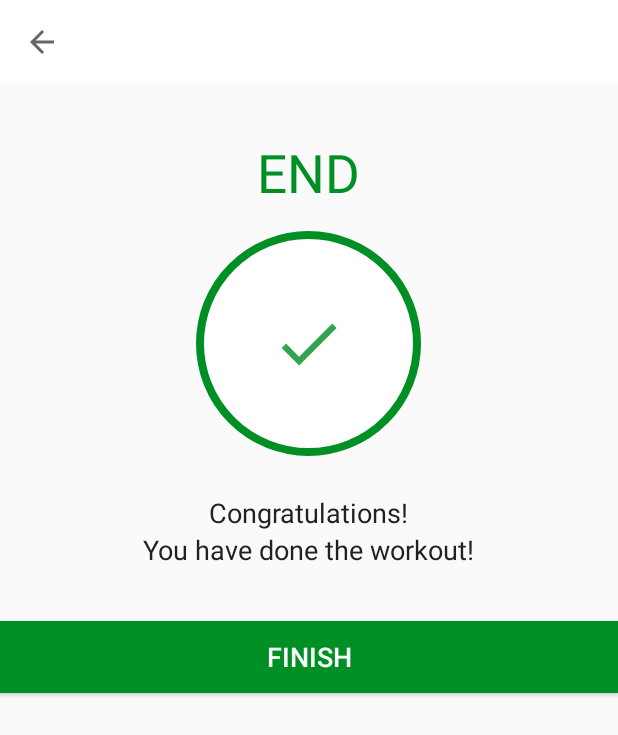
After one commit to christinayuanita/7MinuteWorkout, an Android app: the FinishActivity screen opened directly, with no data from a screen before it, on a phone screen of 412 x 824 dp. The commit adds this screen. Shown: the top 735 px of the screen. Run offline under Robolectric (Android 15) with nearby library versions, the phone set to English and light mode, and no system bars.

Commit message:
finish exercise

```diff
--- a/app/src/main/AndroidManifest.xml
+++ b/app/src/main/AndroidManifest.xml
@@ -9,10 +9,13 @@
         android:roundIcon="@mipmap/ic_launcher_round"
         android:supportsRtl="true"
         android:theme="@style/Theme.AppCompat.Light.NoActionBar">
+        <activity android:name=".FinishActivity"
+            android:screenOrientation="portrait"
+            android:theme="@style/Theme.AppCompat.Light.NoActionBar"/>
         <activity
             android:name=".ExerciseActivity"
             android:screenOrientation="portrait"
-            android:theme="@style/Theme.AppCompat.NoActionBar"/>
+            android:theme="@style/Theme.AppCompat.Light.NoActionBar" />
         <activity
             android:name=".MainActivity"
             android:screenOrientation="portrait"
--- a/app/src/main/java/com/example/a7minuteworkout/ExerciseActivity.kt
+++ b/app/src/main/java/com/example/a7minuteworkout/ExerciseActivity.kt
@@ -1,5 +1,6 @@
 package com.example.a7minuteworkout
 
+import android.content.Intent
 import android.media.MediaPlayer
 import androidx.appcompat.app.AppCompatActivity
 import android.os.Bundle
@@ -111,7 +112,9 @@
                     exerciseAdapter!!.notifyDataSetChanged()
                     setupRestView()
                 }else{
-                    Toast.makeText(this@ExerciseActivity, "Completed", Toast.LENGTH_SHORT).show()
+                    finish()
+                    val intent = Intent(this@ExerciseActivity, FinishActivity::class.java)
+                    startActivity(intent)
                 }
             }
 
--- /dev/null
+++ b/app/src/main/java/com/example/a7minuteworkout/FinishActivity.kt
@@ -0,0 +1,26 @@
+package com.example.a7minuteworkout
+
+import androidx.appcompat.app.AppCompatActivity
+import android.os.Bundle
+import kotlinx.android.synthetic.main.activity_finish.*
+
+class FinishActivity : AppCompatActivity() {
+    override fun onCreate(savedInstanceState: Bundle?) {
+        super.onCreate(savedInstanceState)
+        setContentView(R.layout.activity_finish)
+
+        setSupportActionBar(toolbar_finish_activity)
+        val actionBar = supportActionBar
+        if(actionBar != null){
+            actionBar.setDisplayHomeAsUpEnabled(true)
+        }
+
+        toolbar_finish_activity.setNavigationOnClickListener {
+            onBackPressed()
+        }
+
+        finishBtn.setOnClickListener {
+            finish()
+        }
+    }
+}
--- /dev/null
+++ b/app/src/main/res/drawable/ic_action_done.xml
@@ -0,0 +1,14 @@
+<?xml version="1.0" encoding="utf-8"?>
+<vector xmlns:android="http://schemas.android.com/apk/res/android"
+    android:width="24dp"
+    android:height="24dp"
+    android:viewportWidth="24"
+    android:viewportHeight="24"
+    android:tint="#008F24"
+    android:alpha="0.8">
+
+    <path
+        android:fillColor="#FF000000"
+        android:pathData="M9,16.2L4.8,12l-1.4,1.4L9,19 21,7l-1.4,-1.4L9,16.2z"/>
+
+</vector>
--- /dev/null
+++ b/app/src/main/res/layout/activity_finish.xml
@@ -0,0 +1,67 @@
+<?xml version="1.0" encoding="utf-8"?>
+<LinearLayout xmlns:android="http://schemas.android.com/apk/res/android"
+    xmlns:app="http://schemas.android.com/apk/res-auto"
+    xmlns:tools="http://schemas.android.com/tools"
+    android:layout_width="match_parent"
+    android:layout_height="match_parent"
+    android:orientation="vertical"
+    android:gravity="center_horizontal"
+    tools:context=".FinishActivity">
+
+    <androidx.appcompat.widget.Toolbar
+        android:id="@+id/toolbar_finish_activity"
+        android:layout_width="match_parent"
+        android:layout_height="?android:attr/actionBarSize"
+        android:background="@color/colorWhite"/>
+
+    <TextView
+        android:id="@+id/endTxt"
+        android:layout_width="wrap_content"
+        android:layout_height="wrap_content"
+        android:layout_marginTop="35dp"
+        android:text="END"
+        android:textColor="@color/colorAccent"
+        android:textSize="35sp"/>
+
+    <LinearLayout
+        android:layout_width="150dp"
+        android:layout_height="150dp"
+        android:layout_gravity="center"
+        android:layout_marginTop="15dp"
+        android:background="@drawable/item_circular_color_accent_border"
+        android:gravity="center">
+
+        <ImageView
+            android:layout_width="50dp"
+            android:layout_height="50dp"
+            android:contentDescription="@string/image"
+            android:src="@drawable/ic_action_done" />
+    </LinearLayout>
+
+    <TextView
+        android:layout_width="wrap_content"
+        android:layout_height="wrap_content"
+        android:layout_marginTop="25dp"
+        android:text="Congratulations!"
+        android:textColor="#212121"
+        android:textSize="18sp" />
+
+    <TextView
+        android:layout_width="wrap_content"
+        android:layout_height="wrap_content"
+        android:text="You have done the workout!"
+        android:textColor="@color/colorDarkGray"
+        android:textSize="18sp" />
+
+    <Button
+        android:id="@+id/finishBtn"
+        android:layout_width="match_parent"
+        android:layout_height="wrap_content"
+        android:layout_gravity="bottom"
+        android:layout_marginTop="35dp"
+        android:background="@color/colorAccent"
+        android:text="FINISH"
+        android:textColor="@color/colorWhite"
+        android:textSize="18sp" />
+
+</LinearLayout>
--- a/app/src/main/res/values/colors.xml
+++ b/app/src/main/res/values/colors.xml
@@ -7,5 +7,6 @@
     <color name="colorHighLighted">#C4C4C4</color>
     <color name="colorWhite">#FFFFFF</color>
     <color name="colorGray">#D4DEE7</color>
+    <color name="colorDarkGray">#212121</color>
     <color name="toolbar_color_control_normal">#000000</color>
 </resources>
```
